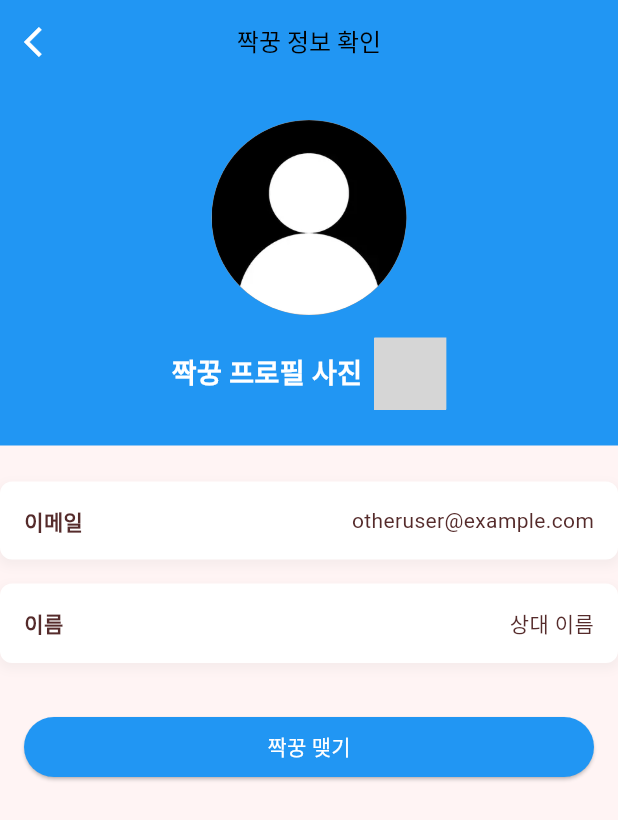
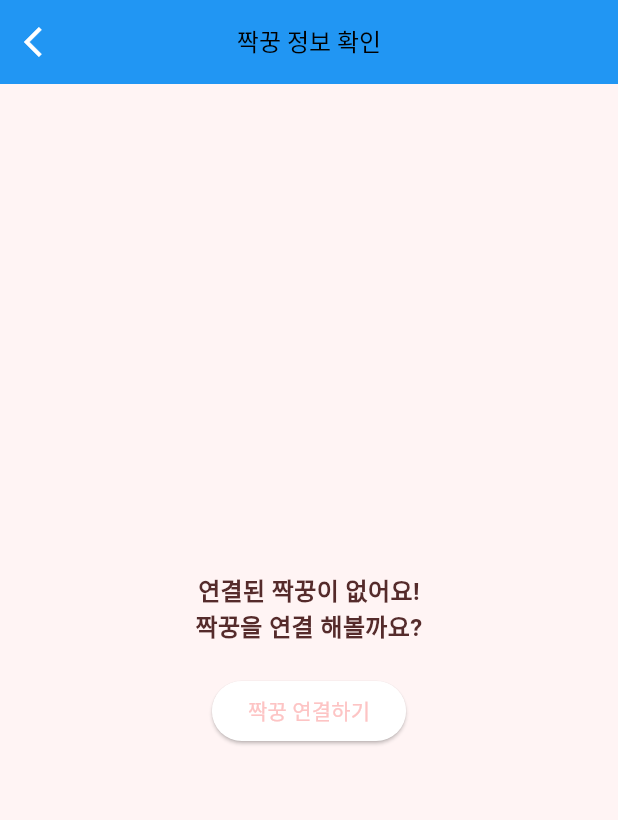
Before and after one commit to one-dollor-a/our-promise-app, a Flutter app: the ProfilePage screen opened directly, on a phone screen of 412 x 824 dp. Shown: the top 820 px of the screen. Run offline on Flutter 3.47's test engine with Material 3 defaults, Android fonts, the phone set to English and light mode, and no system bars; our stand-ins replace curved_navigation_bar, flutter_dotenv, flutter_form_builder, flutter_riverpod, flutter_secure_storage, flutter_svg and 2 more; accounts and stored records are empty; Roboto replaces fonts that are missing (inter); project files that could hold a hidden picture were left out; grey boxes are pictures that could not be loaded.

Commit message:
feat. 짝꿍맺기, 해제 시 문구 나오도록 설정

```diff
--- a/lib/pages/lover_make_delete.dart
+++ b/lib/pages/lover_make_delete.dart
@@ -26,14 +26,29 @@ class _ProfilePageState extends State<ProfilePage> {
   void _toggleFriendStatus() {
     setState(() {
       _isFriend = !_isFriend;
-      final message = _isFriend
-          ? '$_partnerName 님과 짝꿍이 되었습니다!'
-          : '$_partnerName 님과 짝꿍이 해제되었습니다';
+      if (_isFriend) {
         ScaffoldMessenger.of(context).showSnackBar(
           SnackBar(
-          content: Text(message),
+            content: Text('$_partnerName 님과 짝꿍이 되었습니다!'),
           ),
         );
+      } else {
+        ScaffoldMessenger.of(context).showSnackBar(
+          SnackBar(
+            content: Row(
+              children: [
+                Expanded(child: Text('짝꿍과 끊어질 경우 해당 계약서는 없어지며 코드가 변경됩니다. 정말로 $_partnerName 님과 짝꿍을 끊으시겠습니까?')),
+                TextButton(
+                  onPressed: () {
+                    Navigator.of(context).pop(); // 돌아가기 버튼을 눌렀을 때 첫 화면으로 돌아가기
+                  },
+                  child: Text('돌아가기'),
+                ),
+              ],
+            ),
+          ),
+        );
+      }
     });
   }
 
@@ -55,7 +70,12 @@ class _ProfilePageState extends State<ProfilePage> {
           },
         ),
       ),
-      body: ListView(
+      body: _isFriend ? _buildFriendInfo() : _buildNoFriendInfo(context),
+    );
+  }
+
+  Widget _buildFriendInfo() {
+    return ListView(
       shrinkWrap: true,
       physics: const BouncingScrollPhysics(),
       children: [
@@ -134,6 +154,30 @@ class _ProfilePageState extends State<ProfilePage> {
           ),
         ),
       ],
+    );
+  }
+
+  Widget _buildNoFriendInfo(BuildContext context) {
+    return Center(
+      child: Column(
+        mainAxisAlignment: MainAxisAlignment.center,
+        children: [
+          const Text(
+            '연결된 짝꿍이 없어요!\n짝꿍을 연결 해볼까요?',
+            textAlign: TextAlign.center,
+            style: TextStyle(fontSize: 16, fontWeight: FontWeight.w600),
+          ),
+          const SizedBox(height: 20),
+          ElevatedButton(
+            onPressed: () {
+              Navigator.push(
+                context,
+                MaterialPageRoute(builder: (context) => ConnectCouplePage()),
+              );
+            },
+            child: const Text('짝꿍 연결하기'),
+          ),
+        ],
       ),
     );
   }
@@ -177,3 +221,18 @@ class UserInfoTile extends StatelessWidget {
     );
   }
 }
+
+// connect_couple_page.dart
+class ConnectCouplePage extends StatelessWidget {
+  @override
+  Widget build(BuildContext context) {
+    return Scaffold(
+      appBar: AppBar(
+        title: const Text('Connect Couple Page'),
+      ),
+      body: const Center(
+        child: Text('This is the Connect Couple Page.'),
+      ),
+    );
+  }
+}
```
Lines whose indentation alone changed are shown as unchanged.
